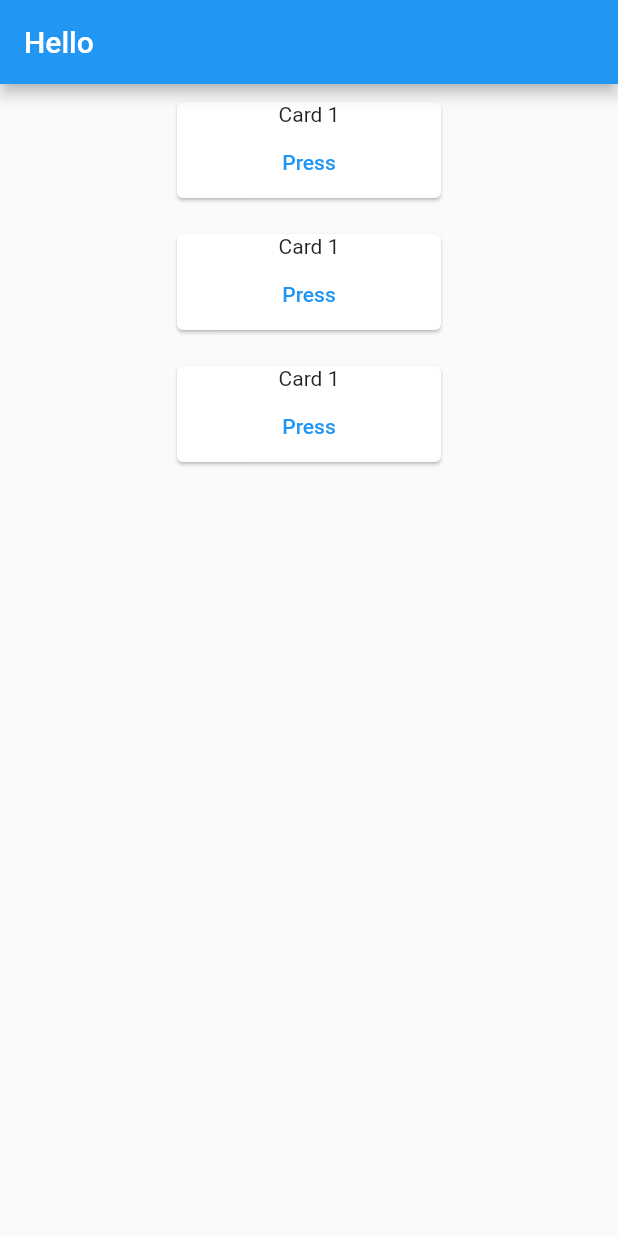
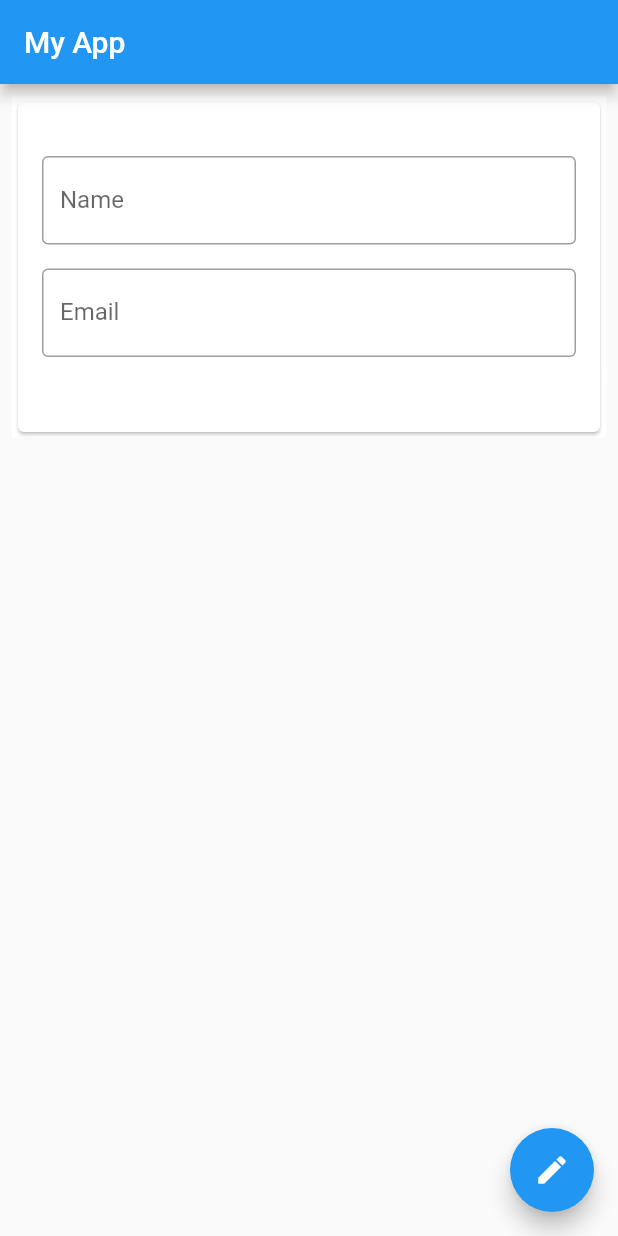
Before and after one commit to newsundram2018/flutter-learn-3-july, a Flutter app: the screen it shows after launch, on a phone screen of 412 x 824 dp. Run offline on Flutter 3.47's test engine with Material 2 defaults, Android fonts, the phone set to English and light mode, and no system bars.

Commit message:
TextField Working

```diff
--- a/lib/main.dart
+++ b/lib/main.dart
@@ -4,9 +4,110 @@ import 'package:flutter_one/card.dart';
 void main() {
   runApp(MaterialApp(
     title: "Experiment App",
-    home: Scaffold(
-        appBar: AppBar(title: const Text("Hello")),
-        body: Column(
+    home: MyInputField(),
+    theme: ThemeData(primarySwatch: Colors.blue),
+    debugShowCheckedModeBanner: false,
+  ));
+}
+
+class MyInputField extends StatefulWidget {
+  const MyInputField({
+    Key? key,
+  }) : super(key: key);
+
+  @override
+  State<MyInputField> createState() => _MyInputFieldState();
+}
+
+class _MyInputFieldState extends State<MyInputField> {
+  final TextEditingController _namecontroller = TextEditingController();
+  final TextEditingController _emailcontroller = TextEditingController();
+  var email;
+  var name;
+  @override
+  void initState() {
+    super.initState();
+  }
+
+  @override
+  Widget build(BuildContext context) {
+    return Scaffold(
+      appBar: AppBar(title: const Text("My App")),
+      floatingActionButton: FloatingActionButton(
+        onPressed: () {
+          setState(() {
+            name = _namecontroller.text;
+            email = _emailcontroller.text;
+          });
+        },
+        child: Icon(Icons.edit),
+      ),
+      body: Padding(
+        padding: const EdgeInsets.all(8.0),
+        child: Container(
+          color: Colors.white,
+          child: SingleChildScrollView(
+            child: Card(
+              child: Padding(
+                padding: const EdgeInsets.all(8.0),
+                child: Column(
+                  // ignore: prefer_const_literals_to_create_immutables
+                  children: <Widget>[
+                    SizedBox(
+                      height: 20,
+                    ),
+                    Padding(
+                      padding: EdgeInsets.all(8.0),
+                      child: TextField(
+                        controller: _namecontroller,
+                        keyboardType: TextInputType.text,
+                        decoration: const InputDecoration(
+                          border: OutlineInputBorder(),
+                          hintText: "Name",
+                          labelText: "Name",
+                        ),
+                      ),
+                    ),
+                    Padding(
+                      padding: EdgeInsets.all(8.0),
+                      child: TextField(
+                        controller: _emailcontroller,
+                        keyboardType: TextInputType.text,
+                        decoration: const InputDecoration(
+                          border: OutlineInputBorder(),
+                          hintText: "Email",
+                          labelText: "Email",
+                        ),
+                      ),
+                    ),
+                    Text(
+                      _namecontroller.text,
+                      style: const TextStyle(
+                          color: Colors.black,
+                          fontSize: 15,
+                          fontStyle: FontStyle.italic,
+                          fontWeight: FontWeight.bold),
+                    ),
+                    Text(_emailcontroller.text),
+                  ],
+                ),
+              ),
+            ),
+          ),
+        ),
+      ),
+    );
+  }
+}
+
+class MyColumn extends StatelessWidget {
+  const MyColumn({
+    Key? key,
+  }) : super(key: key);
+
+  @override
+  Widget build(BuildContext context) {
+    return Column(
       children: [
         CustomCard(
           index: 1,
@@ -14,20 +115,7 @@ void main() {
             print('hello'),
           },
         ),
-            CustomCard(
-              index: 1,
-              onPress: () => {
-                print('hello'),
-              },
-            ),
-            CustomCard(
-              index: 1,
-              onPress: () => {
-                print('hello'),
-              },
-            ),
       ],
-        )),
-    debugShowCheckedModeBanner: false,
-  ));
+    );
   }
+}
```
Lines whose indentation alone changed are shown as unchanged.
